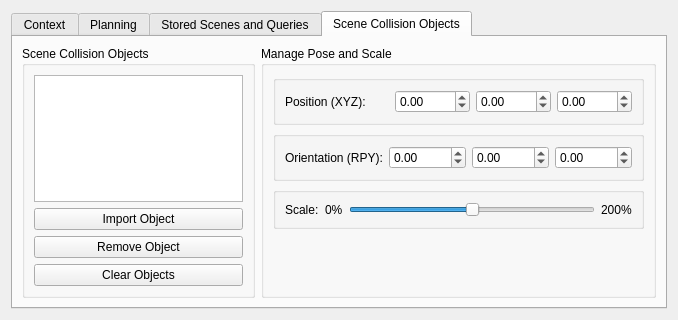
Old version of the form moveit_ros/visualization/motion_planning_rviz_plugin/src/ui/motion_planning_rviz_plugin_frame.ui in the repository moveit/moveit.
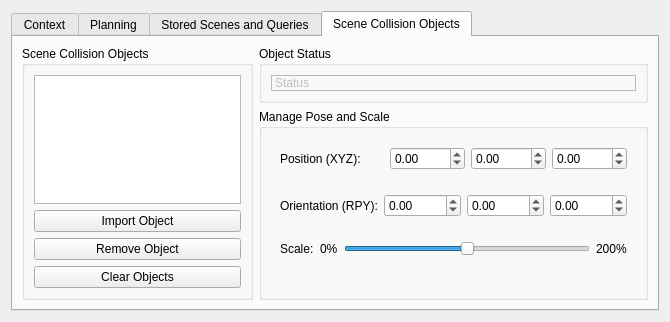
New version of the form. The open tabs and pages were chosen to show the change.

```diff
--- a/moveit_ros/visualization/motion_planning_rviz_plugin/src/ui/motion_planning_rviz_plugin_frame.ui
+++ b/moveit_ros/visualization/motion_planning_rviz_plugin/src/ui/motion_planning_rviz_plugin_frame.ui
@@ -6,8 +6,8 @@
    <rect>
     <x>0</x>
     <y>0</y>
-    <width>678</width>
-    <height>320</height>
+    <width>670</width>
+    <height>322</height>
    </rect>
   </property>
   <property name="windowTitle">
@@ -657,8 +657,8 @@
       <attribute name="title">
        <string>Scene Collision Objects</string>
       </attribute>
-      <layout class="QHBoxLayout" name="horizontalLayout_4">
-       <item>
+      <layout class="QGridLayout" name="gridLayout_4">
+       <item row="0" column="0" rowspan="2">
         <widget class="QGroupBox" name="groupBox_8">
          <property name="toolTip">
           <string>Press Ctrl+C to duplicate an object</string>
@@ -698,17 +698,42 @@
          </layout>
         </widget>
        </item>
-       <item>
+       <item row="0" column="1">
+        <widget class="QGroupBox" name="groupBox_5">
+         <property name="title">
+          <string>Object Status</string>
+         </property>
+         <layout class="QVBoxLayout" name="verticalLayout_12">
+          <item>
+           <widget class="QLabel" name="object_status">
+            <property name="enabled">
+             <bool>false</bool>
+            </property>
+            <property name="frameShape">
+             <enum>QFrame::StyledPanel</enum>
+            </property>
+            <property name="frameShadow">
+             <enum>QFrame::Raised</enum>
+            </property>
+            <property name="text">
+             <string>Status</string>
+            </property>
+            <property name="textFormat">
+             <enum>Qt::AutoText</enum>
+            </property>
+           </widget>
+          </item>
+         </layout>
+        </widget>
+       </item>
+       <item row="1" column="1">
         <widget class="QGroupBox" name="groupBox_4">
          <property name="title">
           <string>Manage Pose and Scale</string>
          </property>
          <layout class="QVBoxLayout" name="verticalLayout_6">
           <item>
-           <widget class="QGroupBox" name="groupBox_5">
-            <property name="title">
-             <string/>
-            </property>
+           <widget class="QWidget" name="widget_5" native="true">
             <layout class="QHBoxLayout" name="horizontalLayout_5">
              <item>
               <widget class="QLabel" name="label_4">
@@ -751,10 +776,7 @@
            </widget>
           </item>
           <item>
-           <widget class="QGroupBox" name="groupBox_6">
-            <property name="title">
-             <string/>
-            </property>
+           <widget class="QWidget" name="widget_6" native="true">
             <layout class="QHBoxLayout" name="horizontalLayout_6">
              <item>
               <widget class="QLabel" name="label_13">
@@ -806,10 +828,7 @@
            </widget>
           </item>
           <item>
-           <widget class="QGroupBox" name="groupBox_7">
-            <property name="title">
-             <string/>
-            </property>
+           <widget class="QWidget" name="widget_7" native="true">
             <layout class="QHBoxLayout" name="horizontalLayout_3">
              <item>
               <widget class="QLabel" name="label">
```
Left out of the diff: 26 changed lines with no effect on the pictures.
